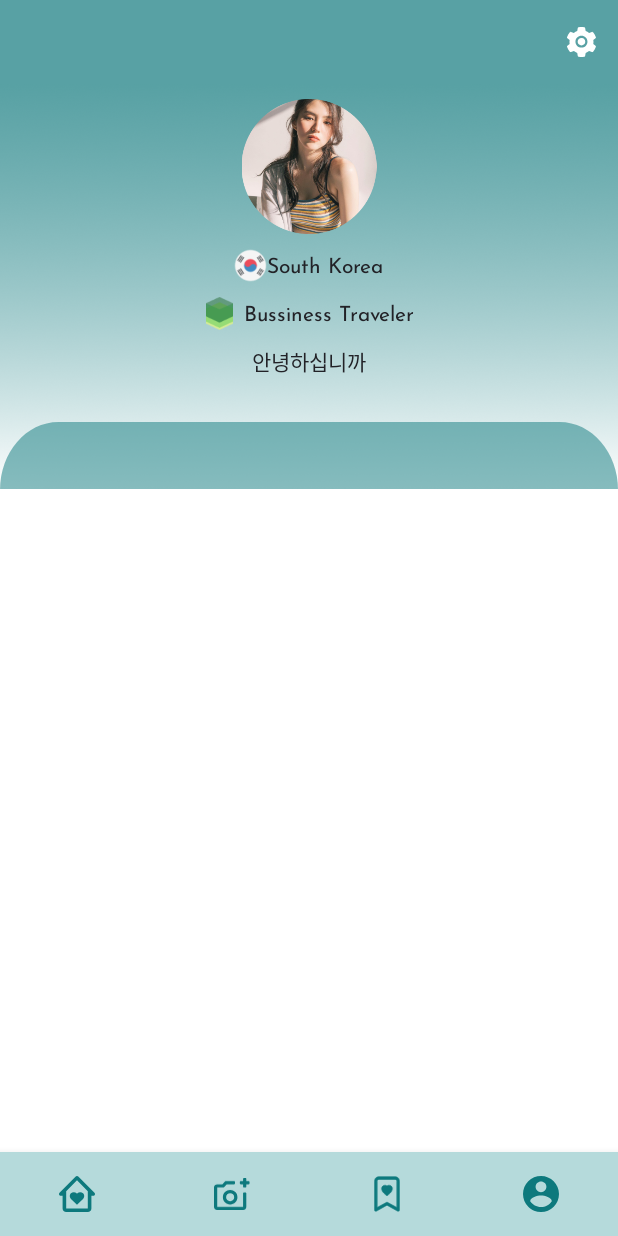
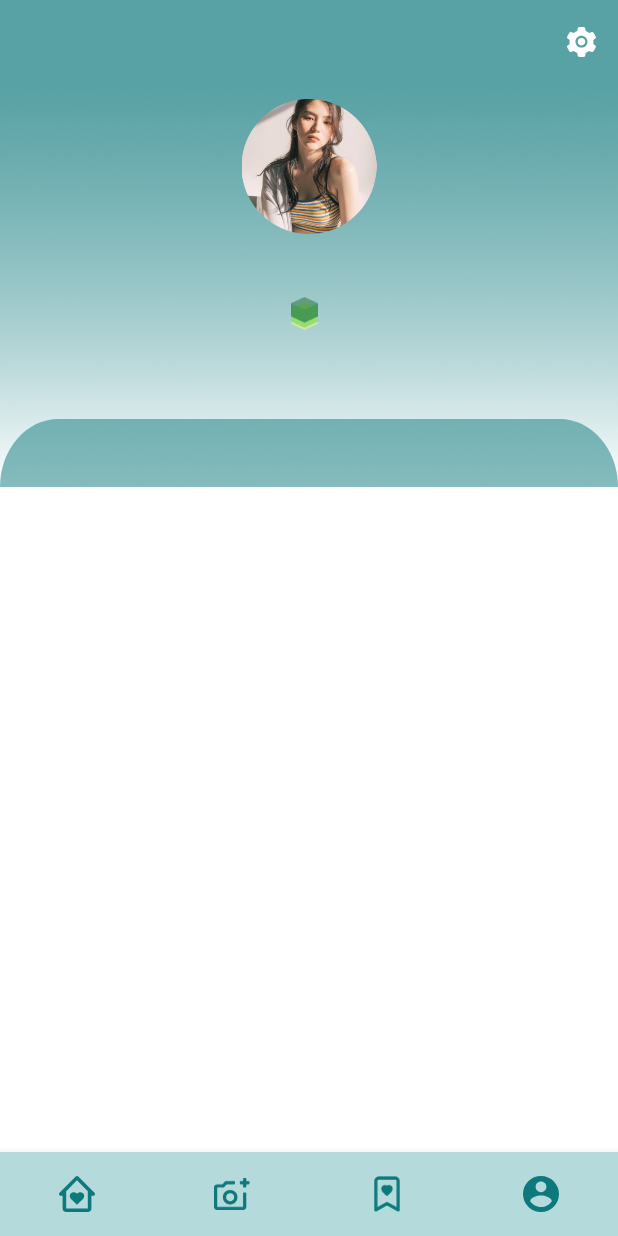
Before and after one commit to aivilouis/LeVel, an Android app: the Account screen opened directly, with no data from a screen before it, on a phone screen of 412 x 824 dp. Run offline under Robolectric (Android 15) with nearby library versions, the phone set to English and light mode, and no system bars; our stand-ins replace Firebase (no records; nobody signed in at launch, a user with empty details on screens opened directly).

Commit message:
update xml

```diff
--- a/app/src/main/res/layout/activity_account.xml
+++ b/app/src/main/res/layout/activity_account.xml
@@ -48,18 +48,18 @@
                         android:gravity="center_horizontal"
                         android:layout_marginTop="10dp">
                         <ImageView
-                            android:id="@+id/flag"
+                            android:id="@+id/input_country"
                             android:layout_width="22dp"
                             android:layout_height="22dp"
-                            android:src="@drawable/korea_flag"/>
+                            tools:ignore="DuplicateIds" />
 
                         <TextView
-                            android:id="@+id/nation"
+                            android:id="@+id/input_country"
                             android:layout_width="wrap_content"
                             android:layout_height="wrap_content"
-                            android:text="South Korea"
                             android:textAlignment="center"
-                            android:textColor="@color/secondPrimary" />
+                            android:textColor="@color/secondPrimary"
+                            tools:ignore="DuplicateIds" />
                     </LinearLayout>
 
                     <LinearLayout
@@ -76,11 +76,10 @@
                             android:src="@drawable/bussiness_traveler"/>
 
                         <TextView
-                            android:id="@+id/level"
+                            android:id="@+id/profilePic"
                             android:layout_width="wrap_content"
                             android:layout_height="wrap_content"
                             android:layout_marginStart="5dp"
-                            android:text="Bussiness Traveler"
                             android:textAlignment="center"
                             android:textColor="@color/secondPrimary"/>
                     </LinearLayout>
@@ -92,10 +91,9 @@
                         android:gravity="center_horizontal"
                         android:layout_marginTop="10dp">
                         <TextView
-                            android:id="@+id/bio"
+                            android:id="@+id/input_bio"
                             android:layout_width="wrap_content"
                             android:layout_height="wrap_content"
-                            android:text="안녕하십니까"
                             android:textAlignment="center"
                             android:textColor="@color/secondPrimary" />
                     </LinearLayout>
```
Also changed, not shown: app/src/main/res/layout/account_recycler.xml (+1 -19 lines), app/src/main/res/layout/activity_sign_up.xml (+0 -12 lines).
